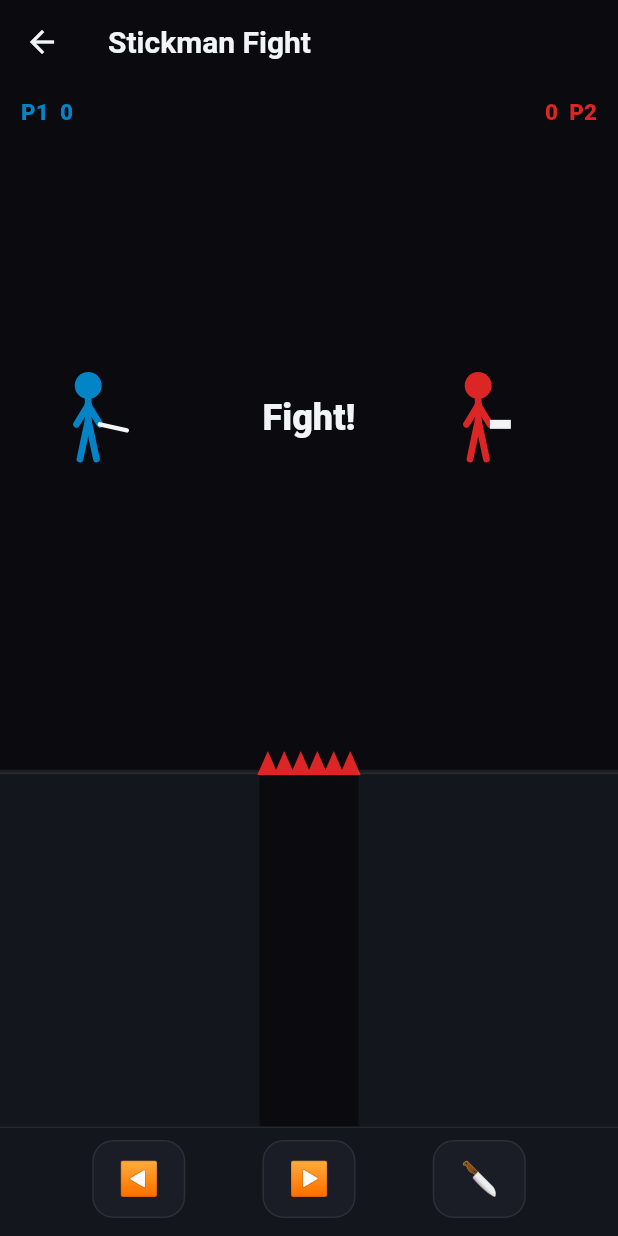
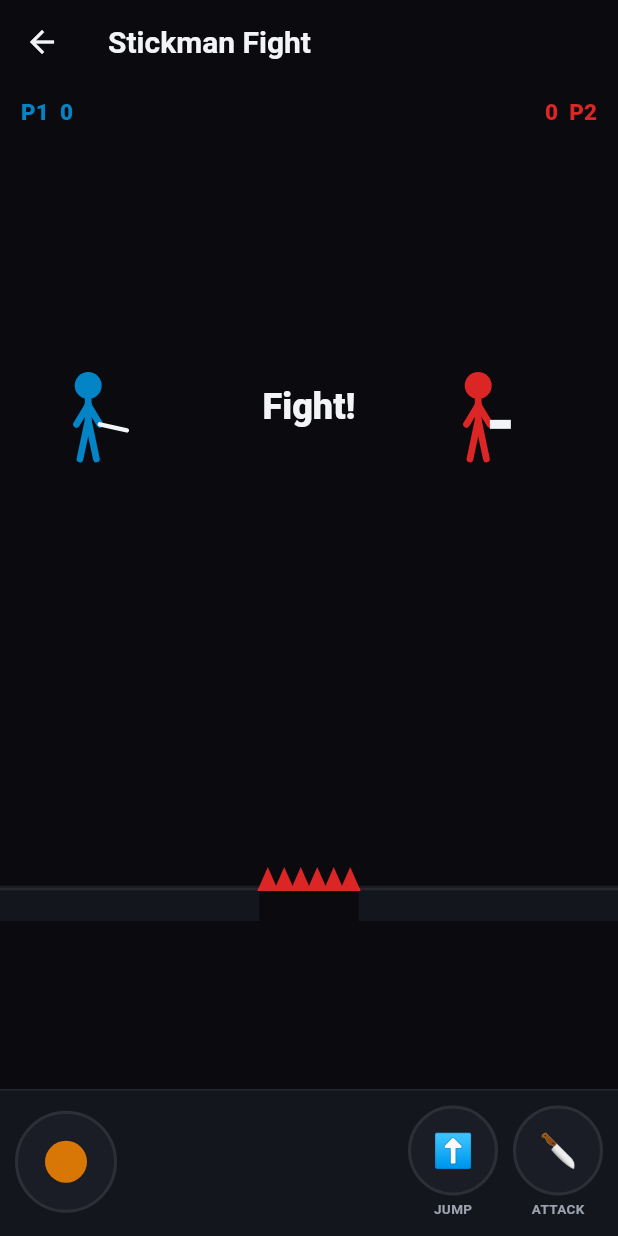
Before and after one commit to DALI951/mini-games, a Flutter app: the StickmanDuelScreen screen opened directly, after a tap on "Knife", on a phone screen of 412 x 824 dp. Run offline on Flutter 3.47's test engine with Material 3 defaults, Android fonts, the phone set to English and light mode, and no system bars; our stand-ins replace open_filex, shared_preferences; accounts and stored records are empty; network calls fail.

Commit message:
v0.4.1: Stickman Fight — joystick controls (drag L/R to move), JUMP + weapon buttons, arena ground is now a thin horizontal bridge (no more vertical slabs)

```diff
--- a/lib/games/stickman_duel.dart
+++ b/lib/games/stickman_duel.dart
@@ -97,7 +97,7 @@ class _Arena {
     w = newW;
     h = newH;
     pitW = math.max(48, w * 0.16);
-    platTop = h * 0.66;
+    platTop = h * 0.8;
     gapL = w / 2 - pitW / 2;
     gapR = w / 2 + pitW / 2;
   }
@@ -349,7 +349,7 @@ class _StickmanDuelScreenState extends State<StickmanDuelScreen>
         f.vx *= (1 - 0.35 * dt);
         f.rot += f.vrot * dt;
         f.vrot *= (1 - 1.4 * dt);
-        if (f.y > a.platTop + 26) {
+        if (f.y > a.platTop + 20) {
           f.dead = true;
           _endRound(f.player == 1 ? 2 : 1);
           return;
@@ -550,83 +550,116 @@ class _StickmanDuelScreenState extends State<StickmanDuelScreen>
 
   Widget _controls() {
     return Container(
-      padding: const EdgeInsets.fromLTRB(10, 8, 10, 12),
+      padding: const EdgeInsets.fromLTRB(10, 10, 10, 12),
       decoration: const BoxDecoration(
         color: AppColors.surface,
         border: Border(top: BorderSide(color: AppColors.cardBorder)),
       ),
-      child: Row(
+      child: _two
+          ? Row(
               children: [
-          Expanded(child: _controlCluster(1, 'P1')),
-          if (_two) ...[
-            const SizedBox(width: 10),
-            Expanded(child: _controlCluster(2, 'P2')),
+                Expanded(child: _p1Pad()),
+                const SizedBox(width: 8),
+                Expanded(child: _p2Pad()),
               ],
-        ],
-      ),
+            )
+          : _soloPad(),
     );
   }
 
-  Widget _controlCluster(int player, String tag) {
-    final f = _f[player - 1];
+  // P1 pad: joystick outer, JUMP + weapon toward the middle.
+  Widget _p1Pad() {
     return Row(
       mainAxisAlignment: MainAxisAlignment.spaceEvenly,
       children: [
-        _padButton(
-          tag: '$tag-L',
-          glyph: '◀',
-          enabled: f.grounded && !f.dead,
-          onDown: () => f.moveL = true,
-          onUp: () => f.moveL = false,
-        ),
-        _padButton(
-          tag: '$tag-R',
-          glyph: '▶',
-          enabled: f.grounded && !f.dead,
-          onDown: () => f.moveR = true,
-          onUp: () => f.moveR = false,
-        ),
-        _padButton(
-          tag: '$tag-A',
-          glyph: f.weapon.glyph,
-          enabled: true,
-          onDown: () {},
-          onUp: () => _attack(f),
-        ),
+        _Joystick(tag: 'P1-JOY', onMove: (dx) => _stick(1, dx)),
+        _roundButton(
+            tag: 'P1-J', glyph: '⬆', label: 'JUMP', onTap: () => _jump(_p1)),
+        _roundButton(tag: 'P1-A', glyph: _p1.weapon.glyph, label: 'ATTACK',
+            onTap: () => _attack(_p1)),
       ],
     );
   }
 
-  Widget _padButton({
+  // P2 pad: mirrored.
+  Widget _p2Pad() {
+    return Row(
+      mainAxisAlignment: MainAxisAlignment.spaceEvenly,
+      children: [
+        _roundButton(tag: 'P2-A', glyph: _p2.weapon.glyph, label: 'ATTACK',
+            onTap: () => _attack(_p2)),
+        _roundButton(
+            tag: 'P2-J', glyph: '⬆', label: 'JUMP', onTap: () => _jump(_p2)),
+        _Joystick(tag: 'P2-JOY', onMove: (dx) => _stick(2, dx)),
+      ],
+    );
+  }
+
+  // Solo / vs bot: joystick left, buttons right.
+  Widget _soloPad() {
+    return Row(
+      children: [
+        _Joystick(tag: 'P1-JOY', onMove: (dx) => _stick(1, dx)),
+        const Spacer(),
+        _roundButton(
+            tag: 'P1-J', glyph: '⬆', label: 'JUMP', onTap: () => _jump(_p1)),
+        const SizedBox(width: 10),
+        _roundButton(tag: 'P1-A', glyph: _p1.weapon.glyph, label: 'ATTACK',
+            onTap: () => _attack(_p1)),
+      ],
+    );
+  }
+
+  void _stick(int player, double dx) {
+    final f = _f[player - 1];
+    if (f.dead) return;
+    f.moveL = dx < -0.25;
+    f.moveR = dx > 0.25;
+  }
+
+  void _jump(_Fighter f) {
+    if (f.dead || !f.grounded || _phase != _Phase.fight) return;
+    f.vy = -540;
+  }
+
+  Widget _roundButton({
     required String tag,
     required String glyph,
-    required bool enabled,
-    required VoidCallback onDown,
-    required VoidCallback onUp,
+    required String label,
+    required VoidCallback onTap,
   }) {
     return GestureDetector(
       key: ValueKey(tag),
-      onTapDown: enabled ? (_) => onDown() : null,
-      onTapUp: (_) => onUp(),
-      onTapCancel: () => onUp(),
+      onTap: onTap,
       behavior: HitTestBehavior.opaque,
-      child: Container(
-        width: 62,
-        height: 52,
+      child: Column(
+        mainAxisSize: MainAxisSize.min,
+        children: [
+          Container(
+            width: 60,
+            height: 60,
             decoration: BoxDecoration(
-          color: enabled ? AppColors.card : AppColors.card.withOpacity(0.5),
-          borderRadius: BorderRadius.circular(14),
-          border: Border.all(color: AppColors.cardBorder),
+              color: AppColors.card,
+              shape: BoxShape.circle,
+              border: Border.all(color: AppColors.cardBorder, width: 2),
             ),
             child: Center(
               child: Text(
                 glyph,
-            style: TextStyle(
-              color: enabled ? AppColors.text : AppColors.subtext,
-              fontSize: 22,
+                style: const TextStyle(color: AppColors.text, fontSize: 22),
               ),
             ),
           ),
+          const SizedBox(height: 2),
+          Text(
+            label,
+            style: const TextStyle(
+              color: AppColors.subtext,
+              fontSize: 9,
+              fontWeight: FontWeight.w700,
+            ),
+          ),
+        ],
       ),
     );
   }
@@ -726,6 +759,74 @@ class _StickmanDuelScreenState extends State<StickmanDuelScreen>
   }
 }
 
+
+// ============================================================== joystick
+
+class _Joystick extends StatefulWidget {
+  const _Joystick({required this.tag, required this.onMove});
+
+  final String tag;
+  final ValueChanged<double> onMove;
+
+  @override
+  State<_Joystick> createState() => _JoystickState();
+}
+
+class _JoystickState extends State<_Joystick> {
+  static const double _r = 34; // base radius
+  Offset _knob = Offset.zero;
+
+  void _drag(Offset local) {
+    var d = local - const Offset(_r, _r);
+    if (d.distance > _r) d = d / d.distance * _r;
+    setState(() => _knob = d);
+    widget.onMove(d.dx / _r);
+  }
+
+  void _release() {
+    if (_knob == Offset.zero) return;
+    setState(() => _knob = Offset.zero);
+    widget.onMove(0);
+  }
+
+  @override
+  Widget build(BuildContext context) {
+    return GestureDetector(
+      key: ValueKey(widget.tag),
+      onPanStart: (e) => _drag(e.localPosition),
+      onPanUpdate: (e) => _drag(e.localPosition),
+      onPanEnd: (_) => _release(),
+      onPanCancel: _release,
+      behavior: HitTestBehavior.opaque,
+      child: Container(
+        width: _r * 2,
+        height: _r * 2,
+        decoration: BoxDecoration(
+          shape: BoxShape.circle,
+          color: AppColors.card,
+          border: Border.all(color: AppColors.cardBorder, width: 2),
+        ),
+        child: Stack(
+          alignment: Alignment.center,
+          children: [
+            Transform.translate(
+              offset: _knob,
+              child: Container(
+                width: 28,
+                height: 28,
+                decoration: const BoxDecoration(
+                  shape: BoxShape.circle,
+                  color: AppColors.gameAmber,
+                ),
+              ),
+            ),
+          ],
+        ),
+      ),
+    );
+  }
+}
+
 // ================================================================= paint
 
 class _ArenaPainter extends CustomPainter {
@@ -770,9 +871,13 @@ class _ArenaPainter extends CustomPainter {
       ..strokeWidth = 3
       ..style = PaintingStyle.stroke;
 
-    canvas.drawRect(Rect.fromLTRB(0, arena.platTop, arena.gapL, arena.h), platPaint);
-    canvas.drawRect(
-        Rect.fromLTRB(arena.gapR, arena.platTop, arena.w, arena.h), platPaint);
+    final gT = arena.platTop;
+    // horizontal ground slabs (thin) — the duel reads side-to-side
+    canvas.drawRect(Rect.fromLTRB(0, gT, arena.gapL, gT + 22), platPaint);
+    canvas.drawRect(Rect.fromLTRB(arena.gapR, gT, arena.w, gT + 22), platPaint);
+    // pit: void below the gap
+    canvas.drawRect(Rect.fromLTRB(arena.gapL, gT, arena.gapR, arena.h),
+        Paint()..color = AppColors.bg);
 
     // pit spikes
     final spike = Paint()..color = AppColors.gameRed;
```
Lines whose indentation alone changed are shown as unchanged.
